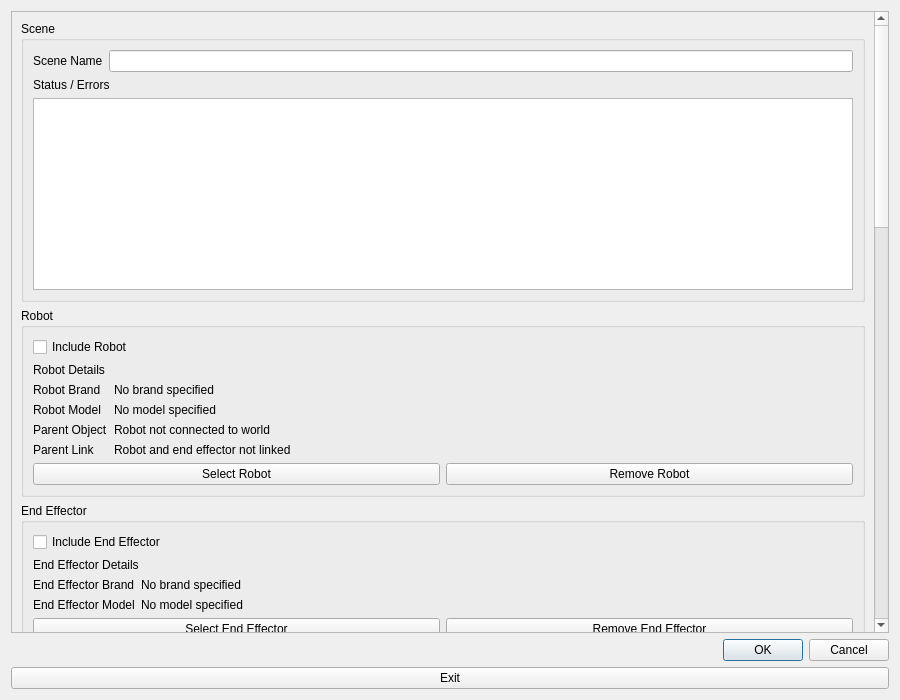
Before: the Qt Designer form workcell_builder/workcell_builder/gui/addscene.ui in Mukaram01/Easy_Manipulator_Improved, drawn with Qt 5.
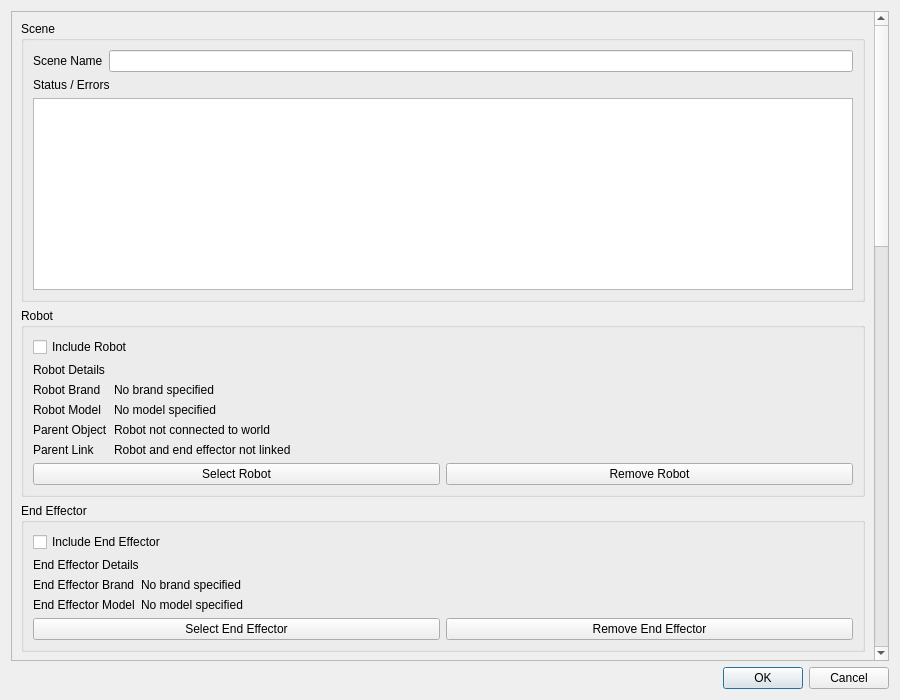
After: the same form once the commit is applied.

Commit message: Fix AddScene dialog wiring and harden scene YAML loading

Patch:
```diff
--- a/workcell_builder/workcell_builder/gui/addscene.ui
+++ b/workcell_builder/workcell_builder/gui/addscene.ui
@@ -20,7 +20,6 @@
     </widget>
    </item>
    <item><widget class="QDialogButtonBox" name="actionButtonBox"><property name="standardButtons"><set>QDialogButtonBox::Cancel|QDialogButtonBox::Ok</set></property></widget></item>
-   <item><widget class="QPushButton" name="exit"><property name="text"><string>Exit</string></property></widget></item>
   </layout>
  </widget>
  <resources/>
```
Left out of the diff: 5 changed lines with no effect on the pictures. Lines whose indentation alone changed are shown as unchanged. The commit also changes 6 other files.
